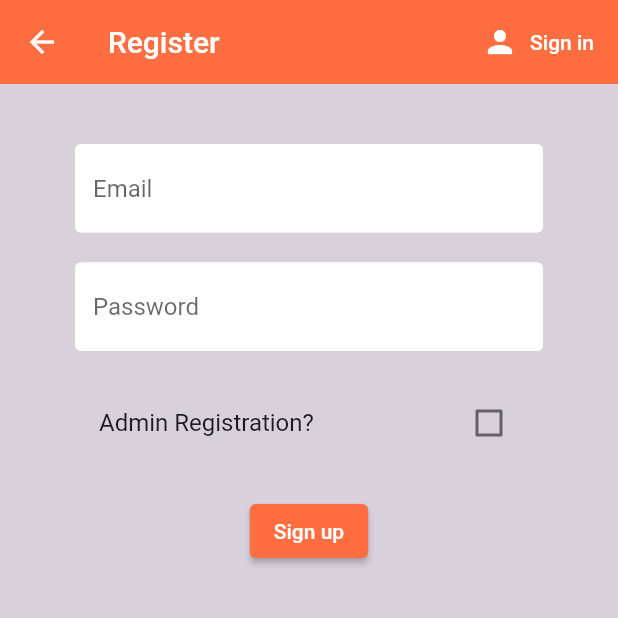
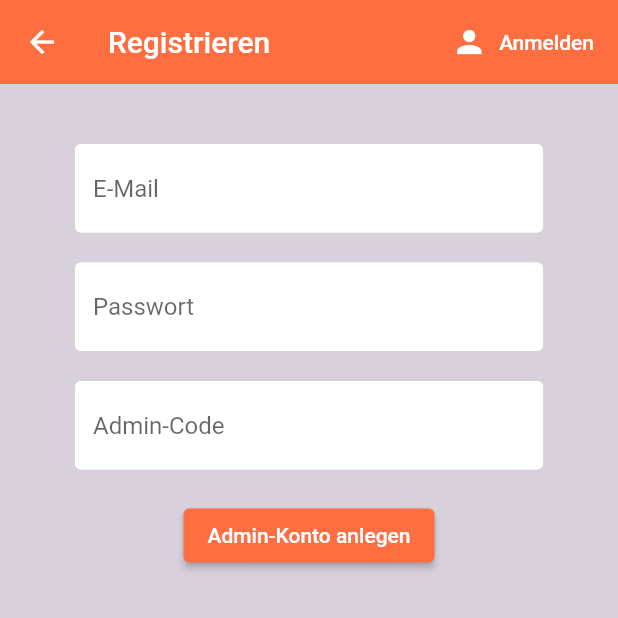
Before and after one commit to atze119/webmo_group4, a Flutter app: the Register screen opened directly with empty values, on a phone screen of 412 x 824 dp, the top half of it. Run offline on Flutter 3.47's test engine with Material 2 defaults, Android fonts, the phone set to English and light mode, and no system bars; our stand-ins replace camera, cloud_firestore, firebase_auth, firebase_core, flutter_spinkit; accounts and stored records are empty.

Commit message:
changes: user-login,userCollection are removed; user cant see/use admin-features; Routes were improved

```diff
--- a/lib/views/login/register.dart
+++ b/lib/views/login/register.dart
@@ -2,6 +2,7 @@ import 'package:flutter/material.dart';
 import 'package:webmo_group4/shared/constants.dart';
 import '../../shared/loading.dart';
 import '../../viewmodels/auth/auth_service.dart';
+import '../home/home_admin.dart';
 
 class Register extends StatefulWidget {
   final Function toggleView;
@@ -15,7 +16,6 @@ class _RegisterState extends State<Register> {
   final AuthService _authService = AuthService();
   final _formkey = GlobalKey<FormState>();
   bool loading = false;
-  bool isAdmin = false;
 
   //text field state
   String email = "";
@@ -32,7 +32,7 @@ class _RegisterState extends State<Register> {
             appBar: AppBar(
               backgroundColor: colorbg2,
               elevation: 0,
-              title: const Text("Register"),
+              title: const Text("Registrieren"),
               actions: [
                 ElevatedButton.icon(
                   style: ElevatedButton.styleFrom(
@@ -40,7 +40,7 @@ class _RegisterState extends State<Register> {
                     elevation: 0,
                   ),
                   icon: const Icon(Icons.person),
-                  label: const Text("Sign in"),
+                  label: const Text("Anmelden"),
                   onPressed: () {
                     widget.toggleView();
                   },
@@ -58,9 +58,9 @@ class _RegisterState extends State<Register> {
                       sizedBox20,
                       TextFormField(
                         decoration:
-                            textInputDecoration.copyWith(hintText: "Email"),
+                            textInputDecoration.copyWith(hintText: "E-Mail"),
                         validator: (val) =>
-                            val!.isEmpty ? "Enter an email" : null,
+                            val!.isEmpty ? "Bitte geben Sie eine Email ein" : null,
                         onChanged: (val) {
                           setState(() => email = val);
                         },
@@ -68,9 +68,9 @@ class _RegisterState extends State<Register> {
                       sizedBox20,
                       TextFormField(
                         decoration:
-                            textInputDecoration.copyWith(hintText: "Password"),
+                            textInputDecoration.copyWith(hintText: "Passwort"),
                         validator: (val) => val!.length < 6
-                            ? "Enter a passwort 6+ chars long"
+                            ? "Das Passwort muss mindestens 6 Zeichen lang sein"
                             : null,
                         obscureText: true,
                         onChanged: (val) {
@@ -78,26 +78,16 @@ class _RegisterState extends State<Register> {
                         },
                       ),
                       sizedBox20,
-                      //Admin Checkbox
-                      CheckboxListTile(
-                        title: const Text("Admin Registration?"),
-                        value: isAdmin,
-                        onChanged: (value) {
-                          setState(() => isAdmin = value!);
+                      TextFormField(
+                        decoration: textInputDecoration.copyWith(
+                            hintText: "Admin-Code"),
+                        validator: (val) =>
+                            val!.isEmpty ? "Bitte geben sie einen gültigen Admin-Code ein" : null,
+                        onChanged: (val) {
+                          setState(() => adminCode = val);
                         },
                       ),
                       sizedBox20,
-                      isAdmin
-                          ? TextFormField(
-                              decoration: textInputDecoration.copyWith(
-                                  hintText: "Admin-Code"),
-                              validator: (val) =>
-                                  val!.isEmpty ? "Enter an admin code" : null,
-                              onChanged: (val) {
-                                setState(() => adminCode = val);
-                              },
-                            )
-                          : Container(),
                       ElevatedButton(
                         style: ElevatedButton.styleFrom(
                           backgroundColor: colorbg2,
@@ -105,33 +95,24 @@ class _RegisterState extends State<Register> {
                         onPressed: () async {
                           if (_formkey.currentState!.validate()) {
                             setState(() => loading = true);
-                            if (isAdmin) {
                             dynamic resultAdmin = await _authService
                                 .adminRegisterWithEmailAndPassword(
                                 email, password, adminCode);
-                              isAdmin = false;
                             if (resultAdmin == null) {
                               setState(() {
-                                  error =
-                                      "please supply a valid email and admin code";
+                                error = "Bitte geben Sie eine gültige E-Mail ein";
                                 loading = false;
                               });
-                              }
-                            } else {
-                              dynamic resultUser = await _authService
-                                  .userRegisterWithEmailAndPassword(
-                                      email, password);
-                              if (resultUser == null) {
-                                setState(() {
-                                  error = "please supply a valid email";
-                                  loading = false;
-                                });
-                              }
+                            }else{
+                              // ignore: use_build_context_synchronously
+                              Navigator.pushAndRemoveUntil(context, MaterialPageRoute(builder: (context) => HomeAdmin()),
+                                    (route) => false,
+                              );
                             }
                           }
                         },
                         child: const Text(
-                          "Sign up",
+                          "Admin-Konto anlegen",
                           style: TextStyle(color: Colors.white),
                         ),
                       ),
--- a/lib/views/login/sign_in.dart
+++ b/lib/views/login/sign_in.dart
@@ -2,6 +2,7 @@ import 'package:flutter/material.dart';
 import 'package:webmo_group4/shared/constants.dart';
 import '../../shared/loading.dart';
 import '../../viewmodels/auth/auth_service.dart';
+import '../home/home_admin.dart';
 
 class SignIn extends StatefulWidget {
   final Function toggleView;
@@ -30,7 +31,7 @@ class _SignInState extends State<SignIn> {
             appBar: AppBar(
               backgroundColor: colorbg2,
               elevation: 0,
-              title: const Text("Sign in"),
+              title: const Text("Anmelden"),
               actions: [
                 ElevatedButton.icon(
                   style: ElevatedButton.styleFrom(
@@ -38,7 +39,7 @@ class _SignInState extends State<SignIn> {
                     elevation: 0,
                   ),
                   icon: const Icon(Icons.person),
-                  label: const Text("Register"),
+                  label: const Text("Registrieren"),
                   onPressed: () {
                     widget.toggleView();
                   },
@@ -55,10 +56,10 @@ class _SignInState extends State<SignIn> {
                     sizedBox20,
                     TextFormField(
                       decoration: textInputDecoration.copyWith(
-                        hintText: "Email",
+                        hintText: "E-Mail",
                       ),
                       validator: (val) =>
-                          val!.isEmpty ? "Enter an email" : null,
+                          val!.isEmpty ? "Bitte geben Sie eine gültige E-Mail ein" : null,
                       onChanged: (val) {
                         setState(() => email = val);
                       },
@@ -66,9 +67,9 @@ class _SignInState extends State<SignIn> {
                     sizedBox20,
                     TextFormField(
                       decoration:
-                          textInputDecoration.copyWith(hintText: "Password"),
+                          textInputDecoration.copyWith(hintText: "Passwort"),
                       validator: (val) => val!.length < 6
-                          ? "Enter a passwort 6+ chars long"
+                          ? "Das Passwort muss mindestens 6 Zeichen lang sein"
                           : null,
                       obscureText: true,
                       onChanged: (val) {
@@ -88,14 +89,19 @@ class _SignInState extends State<SignIn> {
                           if (result == null) {
                             setState(() {
                               error =
-                                  "could not sign in with those credentials";
+                                  "Die Anmeldedaten sind nicht korrekt";
                               loading = false;
                             });
+                          }else{
+                            // ignore: use_build_context_synchronously
+                            Navigator.pushAndRemoveUntil(context, MaterialPageRoute(builder: (context) => HomeAdmin()),
+                              (route) => route.isFirst,
+                            );
                           }
                         }
                       },
                       child: const Text(
-                        "Sign in",
+                        "Anmelden",
                         style: TextStyle(color: Colors.white),
                       ),
                     ),
```
Also changed, not shown: lib/main.dart (+4 -11 lines), lib/models/repo/database_auth.dart (+0 -30 lines), lib/viewmodels/auth/auth_service.dart (+7 -23 lines), lib/viewmodels/wrapper.dart (deleted, +0 -43 lines), lib/views/foodplan/food_card.dart (+26 -10 lines), lib/views/foodplan/food_plan.dart (+22 -0 lines), lib/views/home/home_admin.dart (renamed from lib/views/home/home_admin/home_admin.dart, +5 -4 lines), lib/views/home/home_user/home_user.dart (deleted, +0 -35 lines), lib/views/welcome/welcome_view.dart (+7 -16 lines). Lines whose indentation alone changed are shown as unchanged.
